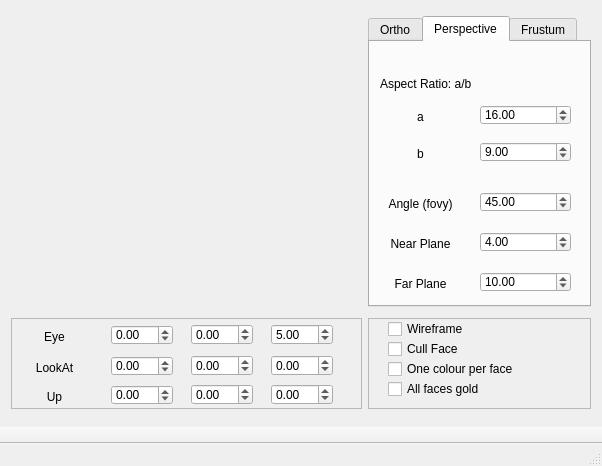
Above: OFFViewer/mainwindow.ui from AndersonQ/OFF.Viewer before the change. Below: the same form after it.
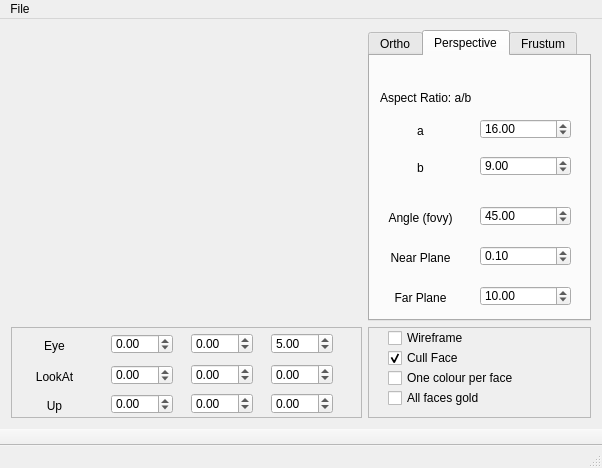
That is the form after the change. The open tabs and pages were chosen to show the change. Custom widgets are drawn as their Qt base class.

Commit message: Created load file menu created and some fixes

Patch:
```diff
--- a/OFFViewer/mainwindow.ui
+++ b/OFFViewer/mainwindow.ui
@@ -317,6 +317,9 @@
        <property name="text">
         <string>Wireframe</string>
        </property>
+       <property name="checked">
+        <bool>false</bool>
+       </property>
       </widget>
       <widget class="QCheckBox" name="checkBox_4">
        <property name="geometry">
@@ -330,6 +333,9 @@
        <property name="text">
         <string>Cull Face</string>
        </property>
+       <property name="checked">
+        <bool>true</bool>
+       </property>
       </widget>
      </widget>
     </item>
@@ -658,13 +664,16 @@
          </rect>
         </property>
         <property name="minimum">
-         <double>-100.000000000000000</double>
+         <double>0.000000000000000</double>
+        </property>
+        <property name="maximum">
+         <double>10000.000000000000000</double>
         </property>
         <property name="singleStep">
          <double>0.100000000000000</double>
         </property>
         <property name="value">
-         <double>4.000000000000000</double>
+         <double>0.100000000000000</double>
         </property>
        </widget>
        <widget class="QLabel" name="label_4">
@@ -696,7 +705,7 @@
          <double>0.000000000000000</double>
         </property>
         <property name="maximum">
-         <double>100.000000000000000</double>
+         <double>10000.000000000000000</double>
         </property>
         <property name="singleStep">
          <double>0.100000000000000</double>
@@ -1041,6 +1050,19 @@
      <height>25</height>
     </rect>
    </property>
+   <property name="defaultUp">
+    <bool>false</bool>
+   </property>
+   <property name="nativeMenuBar">
+    <bool>false</bool>
+   </property>
+   <widget class="QMenu" name="menuTeste">
+    <property name="title">
+     <string>File</string>
+    </property>
+    <addaction name="actionOpen_OFF_file"/>
+   </widget>
+   <addaction name="menuTeste"/>
   </widget>
   <widget class="QToolBar" name="mainToolBar">
    <property name="enabled">
```
Left out of the diff: 51 changed lines with no effect on the pictures. The commit also changes 3 other files.
